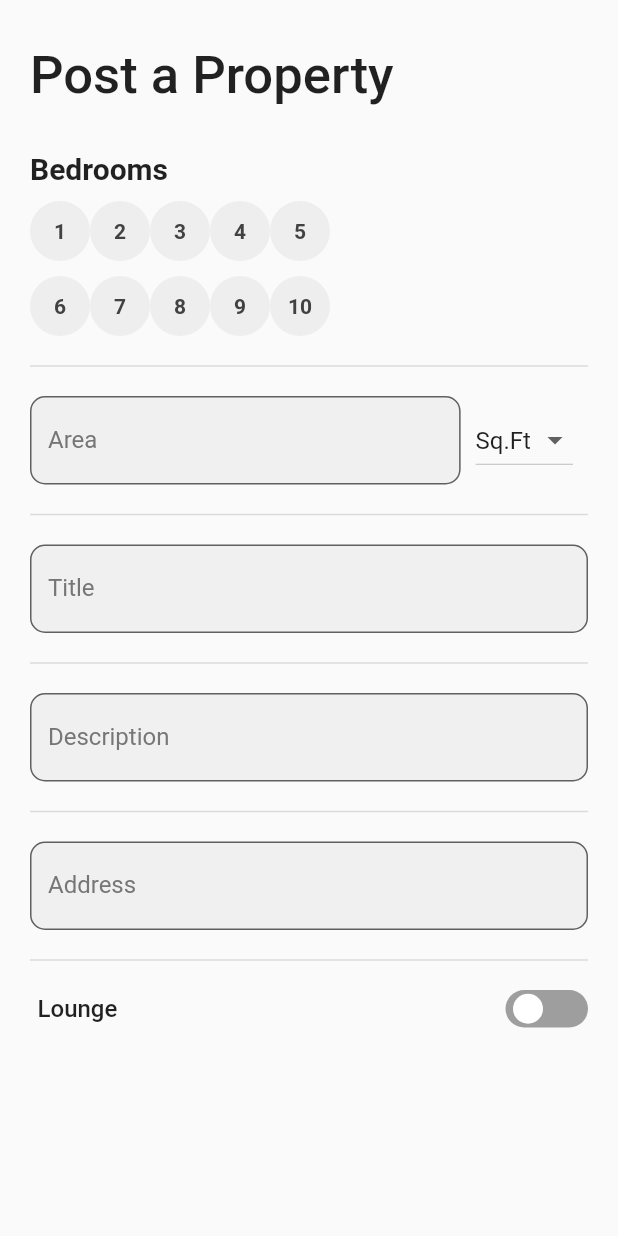
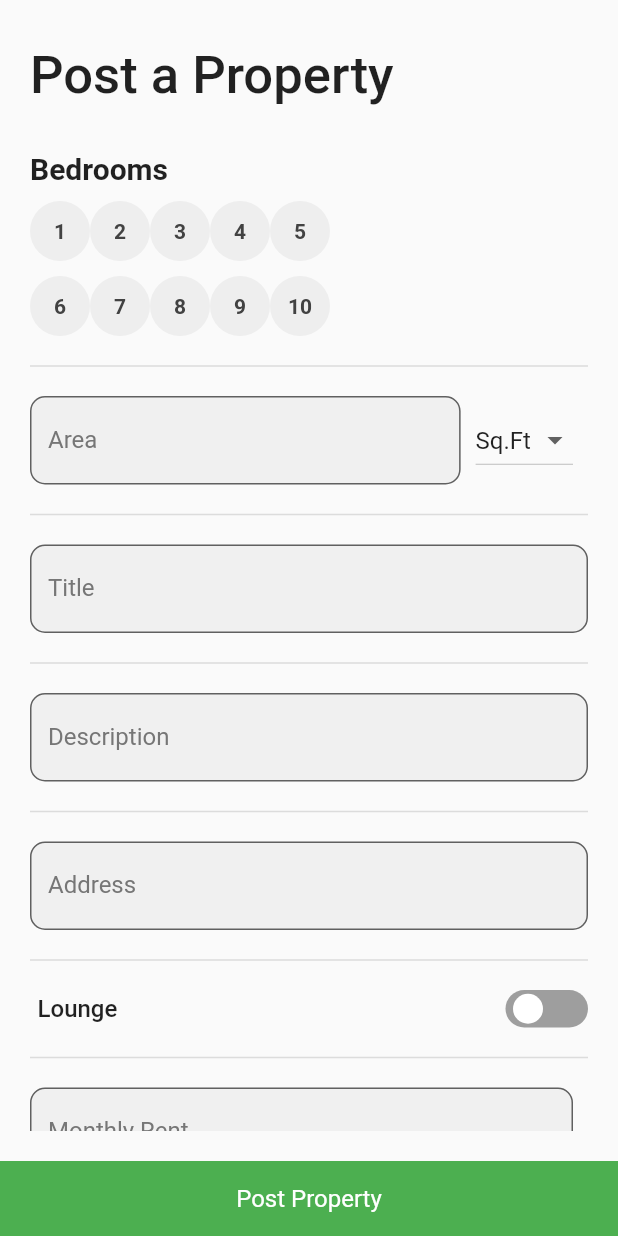
Before and after one commit to amna-kamran/Rentatouille-App, a Flutter app: the AddPropertyScreen screen opened directly, on a phone screen of 412 x 824 dp. Run offline on Flutter 3.47's test engine with Material 2 defaults, Android fonts, the phone set to English and light mode, and no system bars; drawn by our look-alikes of flutter_form_builder; our stand-ins replace carousel_slider, cloud_firestore, firebase_auth, firebase_core, flutter_svg, form_builder_validators and 3 more; accounts and stored records are empty; network calls fail.

Commit message:
property being stored in firestore

```diff
--- a/lib/core/form_builder.dart
+++ b/lib/core/form_builder.dart
@@ -20,6 +20,8 @@ class AppInputTextField extends StatelessWidget {
   final FieldType fieldType;
   final int? minLength;
   final int? maxLength;
+  final TextEditingController? controller;
+  final void Function(String?)? onChanged;
 
   AppInputTextField({
     Key? key,
@@ -27,6 +29,8 @@ class AppInputTextField extends StatelessWidget {
     required this.fieldType,
     this.minLength,
     this.maxLength,
+    this.controller,
+    this.onChanged,
   }) : super(key: key) {
     assert(
       fieldType != FieldType.password ||
@@ -86,6 +90,8 @@ class AppInputTextField extends StatelessWidget {
         ),
       ),
       style: const TextStyle(color: CustomColors.mediumGrey),
+      controller: controller,
+      onChanged: onChanged,
       validator: FormBuilderValidators.compose(
         [
           FormBuilderValidators.required(),
--- a/lib/main.dart
+++ b/lib/main.dart
@@ -8,6 +8,7 @@ import 'package:rentatouille/wrapper.dart';
 
 import 'firebase_options.dart';
 import 'services/bottom_navbar_provider.dart';
+import 'services/property/monthly_rent_provider.dart';
 import 'services/toggle_provider.dart';
 
 void main(List<String> args) async {
@@ -39,6 +40,9 @@ class MyApp extends StatelessWidget {
         ChangeNotifierProvider(
           create: (_) => NewsProvider(),
         ),
+        ChangeNotifierProvider(
+          create: (_) => MonthlyRentProvider(),
+        ),
       ],
       child: MaterialApp(
         scaffoldMessengerKey: AuthProvider.scaffoldMessengerKey,
--- a/lib/screens/home/proprieter/widgets/property/widgets/add property/add_property.dart
+++ b/lib/screens/home/proprieter/widgets/property/widgets/add property/add_property.dart
@@ -1,13 +1,18 @@
 import 'package:flutter/material.dart';
+import 'package:flutter_form_builder/flutter_form_builder.dart';
 import 'package:provider/provider.dart';
 import 'package:rentatouille/constants/spaces.dart';
 import 'package:rentatouille/core/form_builder.dart';
 import 'package:rentatouille/screens/home/widgets/toggle_button.dart';
+import 'package:rentatouille/services/property/monthly_rent_provider.dart';
+import 'package:rentatouille/services/property/property_provider.dart';
 import 'package:rentatouille/services/toggle_provider.dart';
 import 'circle_button.dart';
+import 'monthly_rent.dart';
 
 class AddPropertyScreen extends StatefulWidget {
   const AddPropertyScreen({super.key});
+  static final _formKey = GlobalKey<FormBuilderState>();
 
   @override
   _AddPropertyScreenState createState() => _AddPropertyScreenState();
@@ -21,34 +26,36 @@ class _AddPropertyScreenState extends State<AddPropertyScreen> {
     thickness: 1,
   );
 
-  void _handleBedroomSelection(int selectedNumber) {
-    setState(() {
+  void _handleBedroomSelection(int selectedNumber) => setState(() {
         _selectedBedroom = selectedNumber;
       });
-  }
 
   @override
   Widget build(BuildContext context) {
     final toggleProvider = Provider.of<ToggleProvider>(context);
+    final monthlyRentValue =
+        Provider.of<MonthlyRentProvider>(context).monthlyRent;
+
     return GestureDetector(
       onTap: () {
         FocusManager.instance.primaryFocus?.unfocus();
       },
       child: Scaffold(
-        resizeToAvoidBottomInset: false,
         body: SafeArea(
-          child: SingleChildScrollView(
           child: Center(
             child: Padding(
               padding: const EdgeInsets.all(20),
+              child: SingleChildScrollView(
+                child: FormBuilder(
+                  key: AddPropertyScreen._formKey,
                   child: Column(
                     crossAxisAlignment: CrossAxisAlignment.start,
                     children: [
                       Spaces.h10,
                       const Text(
                         "Post a Property",
-                      style:
-                          TextStyle(fontSize: 35, fontWeight: FontWeight.w500),
+                        style: TextStyle(
+                            fontSize: 35, fontWeight: FontWeight.w500),
                       ),
                       Spaces.h30,
                       const Text(
@@ -151,8 +158,44 @@ class _AddPropertyScreenState extends State<AddPropertyScreen> {
                             inactiveColor: Colors.grey,
                           ),
                         ],
-                    )
+                      ),
+                      divider,
+                      const MonthlyRentWidget(),
                     ],
+                  ),
+                ),
+              ),
+            ),
+          ),
+        ),
+        bottomNavigationBar: Container(
+          height: 50,
+          width: double.infinity,
+          color: Colors.green,
+          child: InkWell(
+            onTap: () {
+              final form = AddPropertyScreen._formKey.currentState;
+              final isValid = form!.saveAndValidate();
+              if (!isValid) return;
+
+              final data = form.value;
+              Map<String, dynamic> propertyData = {
+                'bedrooms': _selectedBedroom,
+                'area': data["Area"],
+                'title': data["Title"],
+                'description': data["Description"],
+                'address': data["Address"],
+                'lounge': toggleProvider.hasLounge,
+                'monthly rent': monthlyRentValue,
+              };
+              PropertyProvider.create(propertyData);
+            },
+            child: const Center(
+              child: Text(
+                "Post Property",
+                style: TextStyle(
+                  fontSize: 16,
+                  color: Colors.white,
                 ),
               ),
             ),
--- /dev/null
+++ b/lib/screens/home/proprieter/widgets/property/widgets/add property/monthly_rent.dart
@@ -0,0 +1,54 @@
+import 'package:flutter/material.dart';
+import 'package:intl/intl.dart';
+import 'package:provider/provider.dart';
+import 'package:rentatouille/core/form_builder.dart';
+import 'package:rentatouille/services/property/monthly_rent_provider.dart';
+
+class MonthlyRentWidget extends StatefulWidget {
+  const MonthlyRentWidget({super.key});
+
+  @override
+  _MonthlyRentWidgetState createState() => _MonthlyRentWidgetState();
+}
+
+class _MonthlyRentWidgetState extends State<MonthlyRentWidget> {
+  final TextEditingController _controller = TextEditingController();
+  String formattedValue = '';
+
+  void formatNumber(String? value) {
+    final numberFormat = NumberFormat("#,###");
+    final parsedValue = int.tryParse(value!) ?? 0;
+    setState(() {
+      formattedValue = numberFormat.format(parsedValue);
+      Provider.of<MonthlyRentProvider>(context, listen: false)
+          .setMonthlyRent(_controller.text);
+    });
+  }
+
+  @override
+  Widget build(BuildContext context) {
+    return Row(
+      children: [
+        Expanded(
+          child: AppInputTextField(
+            labelText: "Monthly Rent",
+            fieldType: FieldType.number,
+            controller: _controller,
+            onChanged: formatNumber,
+          ),
+        ),
+        const SizedBox(width: 10),
+        Text(
+          formattedValue,
+          style: const TextStyle(fontSize: 16),
+        ),
+      ],
+    );
+  }
+
+  @override
+  void dispose() {
+    _controller.dispose();
+    super.dispose();
+  }
+}
--- a/lib/screens/login/login.dart
+++ b/lib/screens/login/login.dart
@@ -4,7 +4,8 @@ import 'package:google_fonts/google_fonts.dart';
 import 'package:rentatouille/constants/spaces.dart';
 import 'package:rentatouille/core/form_builder.dart';
 import 'package:rentatouille/screens/login/widget/google_login_button.dart';
-import 'package:rentatouille/screens/signup/register.dart';
+import 'package:rentatouille/screens/register/register.dart';
+
 import 'package:rentatouille/services/auth/auth_provider.dart';
 import 'package:rentatouille/theme/colors.dart';
 
--- /dev/null
+++ b/lib/services/property/monthly_rent_provider.dart
@@ -0,0 +1,12 @@
+import 'package:flutter/material.dart';
+
+class MonthlyRentProvider extends ChangeNotifier {
+  String _monthlyRent = '';
+
+  String get monthlyRent => _monthlyRent;
+
+  void setMonthlyRent(String value) {
+    _monthlyRent = value;
+    notifyListeners();
+  }
+}
```
Also changed, not shown: lib/services/property/property_provider.dart (added, +20 -0 lines), lib/screens/register/register.dart (renamed from lib/screens/signup/register.dart), lib/screens/register/widget/_body.dart (renamed from lib/screens/signup/widget/_body.dart). Lines whose indentation alone changed are shown as unchanged.
